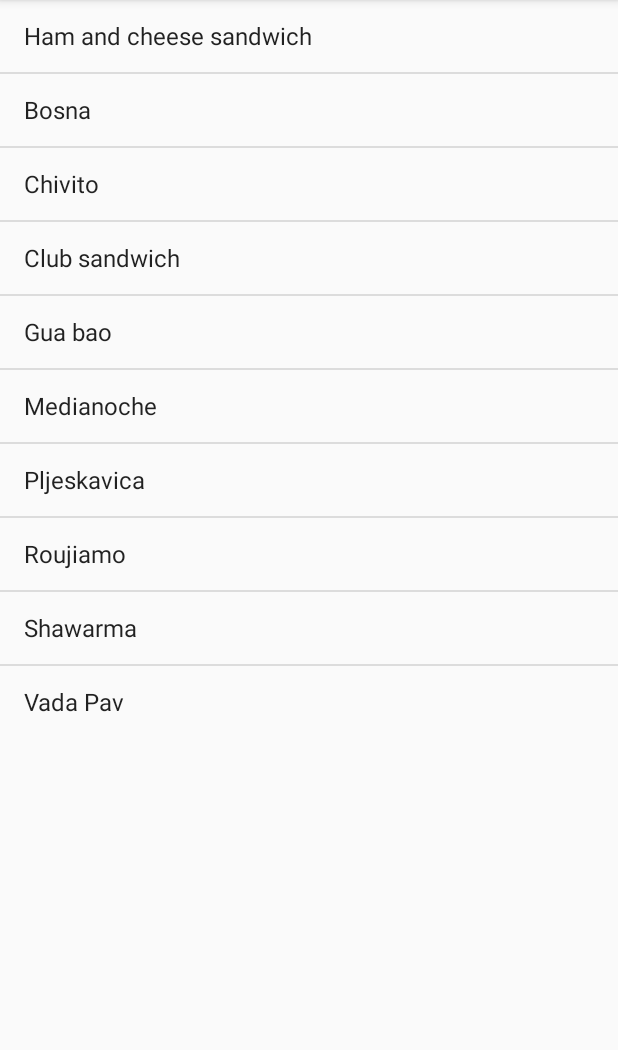
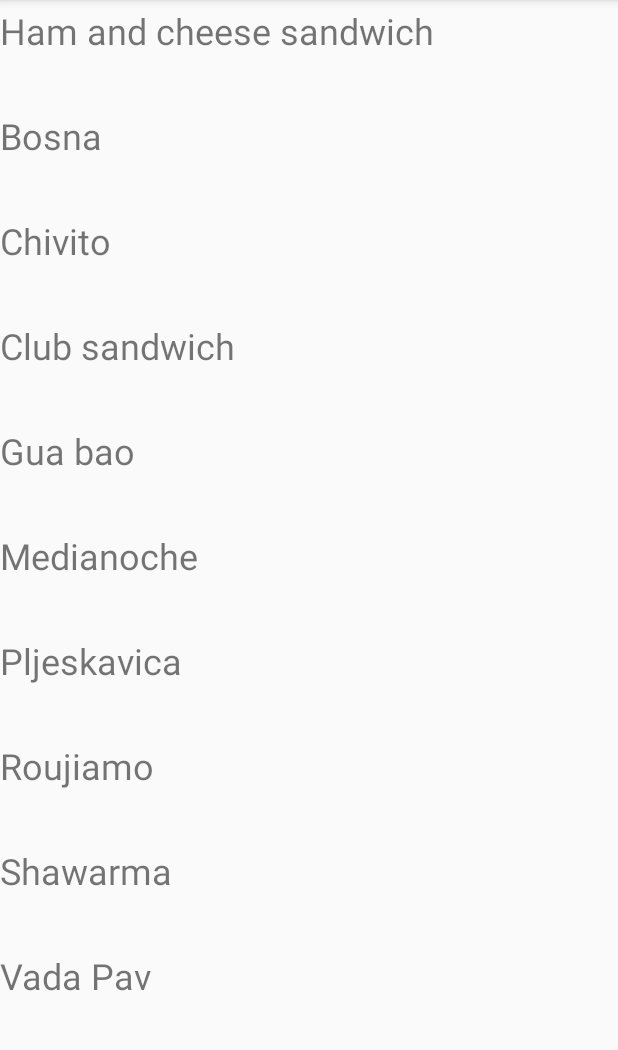
Before and after one commit to Serfeg/Android-Studio, an Android app: the screen it shows after launch (MainActivity), on a phone screen of 412 x 824 dp, the part 84-1134 px from its top. Run offline under Robolectric (Android 15) with nearby library versions, the phone set to English and light mode, and no system bars.

Commit message:
Финальная версия программы

```diff
--- a/sandwich-club-starter-code-master/app/src/main/java/com/udacity/sandwichclub/MainActivity.java
+++ b/sandwich-club-starter-code-master/app/src/main/java/com/udacity/sandwichclub/MainActivity.java
@@ -9,32 +9,48 @@ import android.widget.ArrayAdapter;
 import android.widget.ListView;
 
 import androidx.appcompat.app.AppCompatActivity;
+import androidx.recyclerview.widget.LinearLayoutManager;
+import androidx.recyclerview.widget.RecyclerView;
+
+import com.udacity.sandwichclub.model.Sandwich;
+import com.udacity.sandwichclub.utils.JsonUtils;
+
+import org.json.JSONException;
+
+import java.util.ArrayList;
+import java.util.List;
 
 public class MainActivity extends AppCompatActivity {
+
+    private List<Sandwich> SandwichList;
 
     @Override
     protected void onCreate(Bundle savedInstanceState) {
         super.onCreate(savedInstanceState);
         setContentView(R.layout.activity_main);
 
+        RecyclerView recyclerView = findViewById(R.id.recyclerView);
         String[] sandwiches = getResources().getStringArray(R.array.sandwich_names);
-        ArrayAdapter<String> adapter = new ArrayAdapter<>(this,
-                android.R.layout.simple_list_item_1, sandwiches);
+        String[] sandList = getResources().getStringArray(R.array.sandwich_details);
 
-        // Simplification: Using a ListView instead of a RecyclerView
-        ListView listView = findViewById(R.id.sandwiches_listview);
-        listView.setAdapter(adapter);
-        listView.setOnItemClickListener(new AdapterView.OnItemClickListener() {
-            @Override
-            public void onItemClick(AdapterView<?> adapterView, View view, int position, long l) {
-                launchDetailActivity(position);
+        SandwichList = new ArrayList<>();
+        for (int i = 0; i < sandwiches.length; i++) {
+            String json = sandList[i];
+            Sandwich sandwich = null;
+            try {
+                sandwich = JsonUtils.parseSandwichJson(json);
+            } catch (JSONException e) {
+                e.printStackTrace();
             }
-        });
+            SandwichList.add(sandwich);
+        }
+
+        LinearLayoutManager mLayoutManager = new LinearLayoutManager(this);
+        recyclerView.setLayoutManager(mLayoutManager);
+
+        RViewAdapter adapter = new RViewAdapter(SandwichList);
+        recyclerView.setAdapter(adapter);
+
     }
 
-    private void launchDetailActivity(int position) {
-        Intent intent = new Intent(this, DetailActivity.class);
-        intent.putExtra(DetailActivity.EXTRA_POSITION, position);
-        startActivity(intent);
-    }
 }
--- /dev/null
+++ b/sandwich-club-starter-code-master/app/src/main/java/com/udacity/sandwichclub/RViewAdapter.java
@@ -0,0 +1,59 @@
+package com.udacity.sandwichclub;
+
+import android.content.Intent;
+import android.view.LayoutInflater;
+import android.view.View;
+import android.view.ViewGroup;
+import android.widget.TextView;
+import androidx.recyclerview.widget.RecyclerView;
+import com.udacity.sandwichclub.model.Sandwich;
+import java.util.List;
+
+public class RViewAdapter extends RecyclerView.Adapter<RViewAdapter.ViewHolder> {
+
+    private final List<Sandwich> SandwichList2;
+
+    public RViewAdapter(List<Sandwich> sandwichList2) {
+        SandwichList2 = sandwichList2;
+    }
+
+
+    @Override
+    public ViewHolder onCreateViewHolder(ViewGroup viewGroup, int i) {
+        View view = LayoutInflater.from(viewGroup.getContext()).inflate(R.layout.list_item, viewGroup, false);
+        return new ViewHolder(view);
+    }
+
+    @Override
+    public void onBindViewHolder( ViewHolder viewHolder, int i) {
+        Sandwich sandwich = SandwichList2.get(i);
+        viewHolder.sandwichName.setText(sandwich.getMainName());
+
+    }
+
+    @Override
+    public int getItemCount() {
+        return SandwichList2.size();
+    }
+
+    public static class ViewHolder extends RecyclerView.ViewHolder {
+        TextView sandwichName;
+
+        ViewHolder( View itemView) {
+            super(itemView);
+            sandwichName = itemView.findViewById(R.id.Sandwich_tv);
+            itemView.setOnClickListener(new View.OnClickListener() {
+                @Override
+                public void onClick(View activ) {
+                    launchDetailActivity(activ, getAdapterPosition());
+                }
+            });
+        }
+
+        private void launchDetailActivity(View activ, int position) {
+            Intent intent = new Intent(activ.getContext(), DetailActivity.class);
+            intent.putExtra(DetailActivity.EXTRA_POSITION, position);
+            activ.getContext().startActivity(intent);
+        }
+    }
+}
--- a/sandwich-club-starter-code-master/app/src/main/res/layout/activity_main.xml
+++ b/sandwich-club-starter-code-master/app/src/main/res/layout/activity_main.xml
@@ -5,9 +5,8 @@
     android:layout_height="match_parent"
     tools:context="com.udacity.sandwichclub.MainActivity">
 
-    <ListView
-        android:id="@+id/sandwiches_listview"
+    <androidx.recyclerview.widget.RecyclerView
+        android:id="@+id/recyclerView"
         android:layout_width="match_parent"
-        android:layout_height="wrap_content" />
-
+        android:layout_height="match_parent" />
 </RelativeLayout>
--- /dev/null
+++ b/sandwich-club-starter-code-master/app/src/main/res/layout/list_item.xml
@@ -0,0 +1,20 @@
+<?xml version="1.0" encoding="utf-8"?>
+<androidx.constraintlayout.widget.ConstraintLayout
+    xmlns:android="http://schemas.android.com/apk/res/android"
+    xmlns:app="http://schemas.android.com/apk/res-auto"
+    xmlns:tools="http://schemas.android.com/tools"
+    android:layout_width="match_parent"
+    android:layout_height="70dp">
+
+    <TextView
+        android:id="@+id/Sandwich_tv"
+        android:layout_width="match_parent"
+        android:layout_height="match_parent"
+        android:layout_marginTop="4dp"
+        android:text="TextView"
+        android:textSize="24sp"
+        app:layout_constraintEnd_toEndOf="parent"
+        app:layout_constraintHorizontal_bias="0.333"
+        app:layout_constraintStart_toStartOf="parent"
+        app:layout_constraintTop_toTopOf="parent" />
+</androidx.constraintlayout.widget.ConstraintLayout>
```
